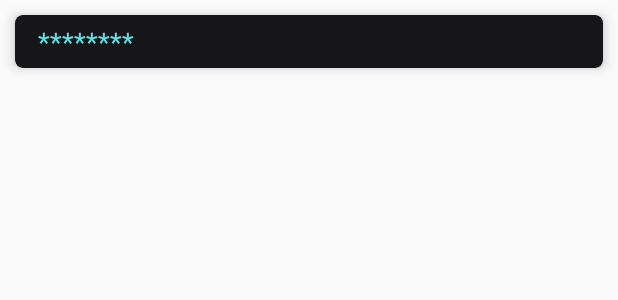
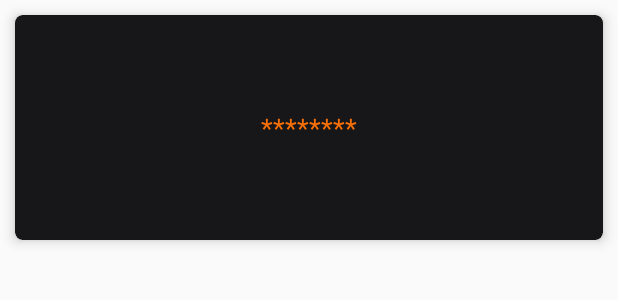
Before and after one commit to nehalt322/My-application, an Android app: the layout district_list_layout.xml on its own in the app's theme, with its tools: preview values and no code run, on a phone screen of 412 x 824 dp. Shown: the top 300 px of the screen. Run offline under Robolectric (Android 15) with nearby library versions, the phone set to English and light mode, and no system bars; network calls fail.

Commit message:
Changed the layout of the district_list_layout.xml and added the indicator in both state_list_layout.xml and district_list_layout.xml.

```diff
--- a/app/src/main/java/com/example/cov_19tracker/DistrictActivity.java
+++ b/app/src/main/java/com/example/cov_19tracker/DistrictActivity.java
@@ -159,6 +159,7 @@ public class DistrictActivity extends AppCompatActivity implements DistrictAdapt
                                                 dt_deltaconfirmed = (NumberFormat.getInstance(new Locale("en", "IN")).format(new_deltaconfirmed));
                                                 dt_deltaconfirmed = ("\u002B" + dt_deltaconfirmed);
                                             } else {
+                                                new_deltaconfirmed = - new_deltaconfirmed;
                                                 dt_deltaconfirmed = (NumberFormat.getInstance(new Locale("en", "IN")).format(new_deltaconfirmed));
                                                 dt_deltaconfirmed = ("\u002D" + dt_deltaconfirmed);
 
@@ -170,6 +171,7 @@ public class DistrictActivity extends AppCompatActivity implements DistrictAdapt
                                                 dt_deltarecovered = (NumberFormat.getInstance(new Locale("en", "IN")).format(new_deltarecovered));
                                                 dt_deltarecovered = ("\u002B" + dt_deltarecovered);
                                             } else {
+                                                new_deltarecovered = - new_deltarecovered;
                                                 dt_deltarecovered = (NumberFormat.getInstance(new Locale("en", "IN")).format(new_deltarecovered));
                                                 dt_deltarecovered = ("\u002D" + dt_deltarecovered);
 
@@ -180,6 +182,7 @@ public class DistrictActivity extends AppCompatActivity implements DistrictAdapt
                                                 dt_deltadeceased = (NumberFormat.getInstance(new Locale("en", "IN")).format(new_deltadeceased));
                                                 dt_deltadeceased = ("\u002B" + dt_deltadeceased);
                                             } else {
+                                                new_deltadeceased = - new_deltadeceased;
                                                 dt_deltadeceased = (NumberFormat.getInstance(new Locale("en", "IN")).format(new_deltadeceased));
                                                 dt_deltadeceased = ("\u002D" + dt_deltadeceased);
 
--- a/app/src/main/java/com/example/cov_19tracker/stateactivity.java
+++ b/app/src/main/java/com/example/cov_19tracker/stateactivity.java
@@ -145,6 +145,7 @@ public class stateactivity extends AppCompatActivity implements StateAdapter.OnI
                                     st_deltaconfirmed = (NumberFormat.getInstance(new Locale("en", "IN")).format(new_deltaconfirmed));
                                     st_deltaconfirmed = ("\u002B" + st_deltaconfirmed);
                                 }else{
+                                    new_deltaconfirmed = - new_deltaconfirmed;
                                     st_deltaconfirmed = (NumberFormat.getInstance(new Locale("en", "IN")).format(new_deltaconfirmed));
                                     st_deltaconfirmed = ("\u002D" + st_deltaconfirmed);
 
@@ -156,6 +157,7 @@ public class stateactivity extends AppCompatActivity implements StateAdapter.OnI
                                     st_deltarecovered = (NumberFormat.getInstance(new Locale("en", "IN")).format(new_deltarecovered));
                                     st_deltarecovered = ("\u002B" + st_deltarecovered);
                                 }else{
+                                    new_deltarecovered =  - new_deltarecovered;
                                     st_deltarecovered = (NumberFormat.getInstance(new Locale("en", "IN")).format(new_deltarecovered));
                                     st_deltarecovered = ("\u002D" + st_deltarecovered);
 
@@ -166,6 +168,7 @@ public class stateactivity extends AppCompatActivity implements StateAdapter.OnI
                                     st_deltadeceased = (NumberFormat.getInstance(new Locale("en", "IN")).format(new_deltadeceased));
                                     st_deltadeceased = ("\u002B" + st_deltadeceased);
                                 }else{
+                                    new_deltadeceased =  - new_deltadeceased;
                                     st_deltadeceased = (NumberFormat.getInstance(new Locale("en", "IN")).format(new_deltadeceased));
                                     st_deltadeceased = ("\u002D" + st_deltadeceased);
 
--- a/app/src/main/res/layout/district_list_layout.xml
+++ b/app/src/main/res/layout/district_list_layout.xml
@@ -4,7 +4,7 @@
     xmlns:tools="http://schemas.android.com/tools"
     android:id="@+id/state1"
     android:layout_width="match_parent"
-    android:layout_height="wrap_content"
+    android:layout_height="150dp"
     android:layout_margin="10dp"
     app:cardBackgroundColor="@color/colorbackground"
     app:cardCornerRadius="5dp"
@@ -25,17 +25,29 @@
             <TextView
                 android:id="@+id/textView_district"
                 android:layout_width="match_parent"
-                android:layout_height="wrap_content"
+                android:layout_height="match_parent"
                 android:layout_marginStart="15dp"
                 android:layout_marginLeft="15dp"
                 android:layout_marginTop="5dp"
                 android:layout_marginBottom="5dp"
                 android:layout_marginRight="15dp"
                 android:fontFamily="sans-serif"
+                android:textAlignment="center"
+                android:gravity="center"
                 android:text="@string/tvdistrict"
-                android:textColor="#64dfe3"
+                android:textColor="#f76f07"
                 android:textSize="18sp"
                 android:layout_marginEnd="15dp" />
+
+            <TextView
+                android:id="@+id/districttextView_indicator"
+                android:layout_width="match_parent"
+                android:layout_height="wrap_content"
+                android:text="@string/indicator"
+                android:gravity="end"
+                android:textColor="#f76f07"
+                android:layout_marginRight="10dp"
+                android:layout_marginEnd="10dp" />
 
 
 
--- a/app/src/main/res/values/strings.xml
+++ b/app/src/main/res/values/strings.xml
@@ -29,4 +29,5 @@
     <string name="tvdistrict">********</string>
     <string name="date">Last Updated -</string>
     <string name="dateformat">######</string>
+    <string name="indicator">  </string>
 </resources>
--- a/settings.gradle
+++ b/settings.gradle
@@ -1,2 +1,3 @@
 /*
  * Copyright (C) 2016 The Android Open Source Pr */
+include ':app'
```
Also changed, not shown: app/src/main/java/com/example/cov_19tracker/DistrictAdapter.java (+5 -14 lines), app/src/main/java/com/example/cov_19tracker/StateAdapter.java (+6 -14 lines), app/src/main/res/layout/state_list_layout.xml (+9 -5 lines).
